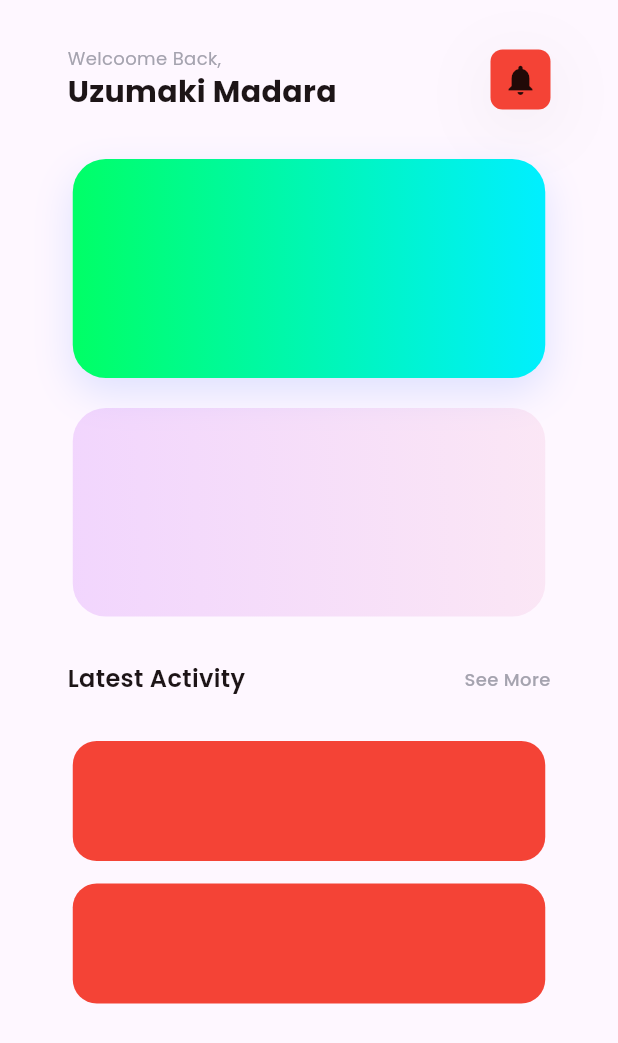
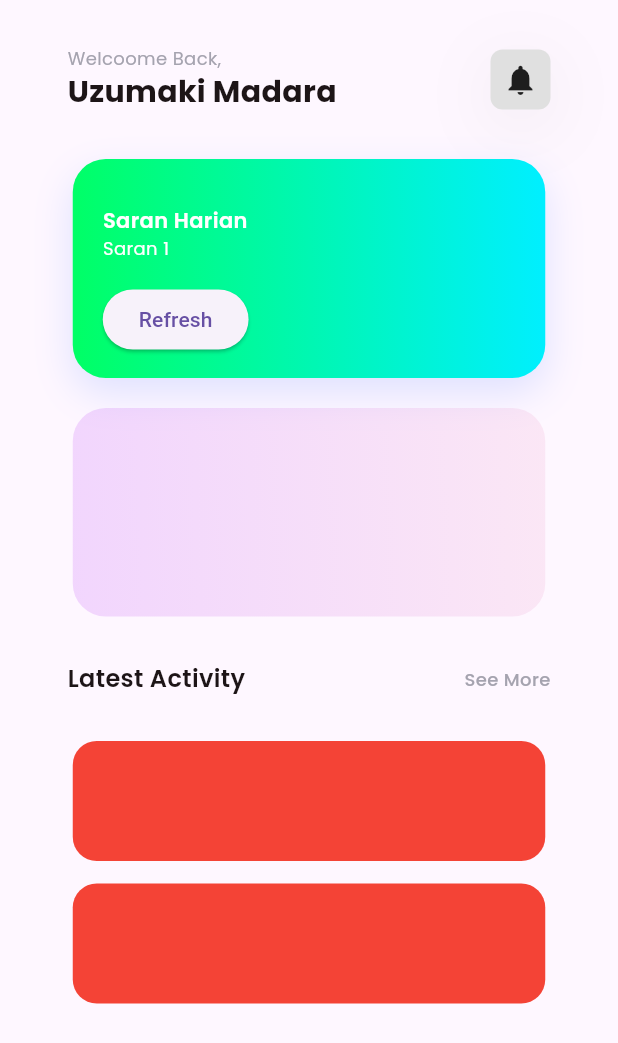
Before and after one commit to MuhFrds/fitness-app-flutter, a Flutter app: the screen it shows after launch, on a phone screen of 412 x 824 dp. Shown: the top 1043 px of the screen. Run offline on Flutter 3.47's test engine with Material 3 defaults, Android fonts, the phone set to English and light mode, and no system bars; our stand-ins replace carousel_slider, google_fonts.

Commit message:
make home screen

```diff
--- a/lib/home/home.dart
+++ b/lib/home/home.dart
@@ -1,4 +1,5 @@
 import 'package:flutter/material.dart';
+import 'package:flutter_fitness_application/home/saran_harian.dart';
 import 'package:google_fonts/google_fonts.dart';
 
 class MainHomeScreen extends StatefulWidget {
@@ -13,7 +14,8 @@ class _MainHomeScreenState extends State<MainHomeScreen> {
   Widget build(BuildContext context) {
     return MaterialApp(
       home: Scaffold(
-        body: Column(
+        body: SingleChildScrollView(
+          child: Column(
             children: [
               SafeArea(
                 child: Padding(
@@ -46,7 +48,7 @@ class _MainHomeScreenState extends State<MainHomeScreen> {
                         width: 40,
                         height: 40,
                         decoration: ShapeDecoration(
-                        color: Colors.red,
+                          color: Colors.grey[300],
                           shape: RoundedRectangleBorder(
                               borderRadius: BorderRadius.circular(8)),
                           shadows: const [
@@ -86,6 +88,12 @@ class _MainHomeScreenState extends State<MainHomeScreen> {
                     )
                   ],
                 ),
+                child: Row(
+                  // mainAxisAlignment: MainAxisAlignment.spaceBetween,
+                  children: [
+                    SaranHarian(),
+                  ],
+                ),
               ),
               Opacity(
                 opacity: 0.20,
@@ -105,7 +113,8 @@ class _MainHomeScreenState extends State<MainHomeScreen> {
                 ),
               ),
               Padding(
-              padding: const EdgeInsets.symmetric(vertical: 30, horizontal: 45),
+                padding:
+                    const EdgeInsets.symmetric(vertical: 30, horizontal: 45),
                 child: Row(
                   mainAxisAlignment: MainAxisAlignment.spaceBetween,
                   children: [
@@ -150,6 +159,7 @@ class _MainHomeScreenState extends State<MainHomeScreen> {
             ],
           ),
         ),
+      ),
     );
   }
 }
--- /dev/null
+++ b/lib/home/saran_harian.dart
@@ -0,0 +1,67 @@
+import 'package:flutter/material.dart';
+import 'package:google_fonts/google_fonts.dart';
+import 'dart:math';
+
+class SaranHarian extends StatefulWidget {
+  const SaranHarian({super.key});
+
+  @override
+  State<SaranHarian> createState() => _SaranHarianState();
+}
+
+class _SaranHarianState extends State<SaranHarian> {
+  List<String> saranList = [
+    'Saran 1',
+    'Saran 2',
+    'Saran 3',
+    'Saran 4',
+    'Saran 5',
+    'Saran 6',
+  ];
+
+  String randomSaran = '';
+
+  @override
+  void initState() {
+    super.initState();
+    randomSaran = saranList[0];
+  }
+
+  @override
+  Widget build(BuildContext context) {
+    return Padding(
+      padding: const EdgeInsets.only(top: 26, left: 20, right: 190),
+      child: Column(
+        crossAxisAlignment: CrossAxisAlignment.start,
+        children: [
+          const Padding(padding: EdgeInsets.only(bottom: 5)),
+          Text(
+            'Saran Harian',
+            style: GoogleFonts.poppins(
+              color: Colors.white,
+              fontSize: 14,
+              fontWeight: FontWeight.w600,
+            ),
+          ),
+          Text(
+            randomSaran,
+            style: GoogleFonts.poppins(
+              color: Colors.white,
+              fontSize: 12,
+              fontWeight: FontWeight.w400,
+            ),
+          ),
+          const Padding(padding: EdgeInsets.only(bottom: 15)),
+          ElevatedButton(
+            onPressed: () {
+              setState(() {
+                randomSaran = saranList[Random().nextInt(saranList.length)];
+              });
+            },
+            child: const Text('Refresh'),
+          ),
+        ],
+      ),
+    );
+  }
+}
--- a/lib/main.dart
+++ b/lib/main.dart
@@ -1,7 +1,7 @@
 import 'package:flutter/material.dart';
 import 'package:flutter_fitness_application/home/home.dart';
 import 'package:flutter_fitness_application/register/form_name.dart';
-import 'package:flutter_fitness_application/startscreen/welcome_screen.dart';
+import 'package:flutter_fitness_application/startscreen/startscreen.dart';
 
 void main() {
   runApp(const MainApp());
--- a/lib/onboard/onboard4.dart
+++ b/lib/onboard/onboard4.dart
@@ -10,8 +10,8 @@ class Onboard4 extends StatelessWidget {
     return Scaffold(
       floatingActionButton: FloatingActionButton(
         onPressed: () {
-          Navigator.push(context,
-              MaterialPageRoute(builder: (context) => const MyCraousel()));
+          Navigator.push(
+              context, MaterialPageRoute(builder: (context) => MyCraousel()));
         },
         child: const Icon(Icons.arrow_forward_ios),
       ),
--- a/lib/register/home_carousel.dart
+++ b/lib/register/home_carousel.dart
@@ -4,19 +4,15 @@ import 'package:flutter_fitness_application/register/login.dart';
 
 import 'package:google_fonts/google_fonts.dart';
 
-class MyCraousel extends StatefulWidget {
-  const MyCraousel({super.key});
+class MyCraousel extends StatelessWidget {
+  MyCraousel({super.key});
 
-  @override
-  State<MyCraousel> createState() => _MyCraouselState();
-}
-
-class _MyCraouselState extends State<MyCraousel> {
   final List<String> imgList = [
     'asset/img/card_goals1.png',
     'asset/img/card_goals2.png',
     'asset/img/card_goals3.png',
   ];
+
   @override
   Widget build(BuildContext context) {
     return Scaffold(
```
Also changed, not shown: asset/img/Banner--Pie-Ellipse.png (added), asset/img/piechart.png (added), lib/home/today_target.dart (added), lib/startscreen/startscreen.dart (renamed from lib/startscreen/welcome_screen.dart). Lines whose indentation alone changed are shown as unchanged.
